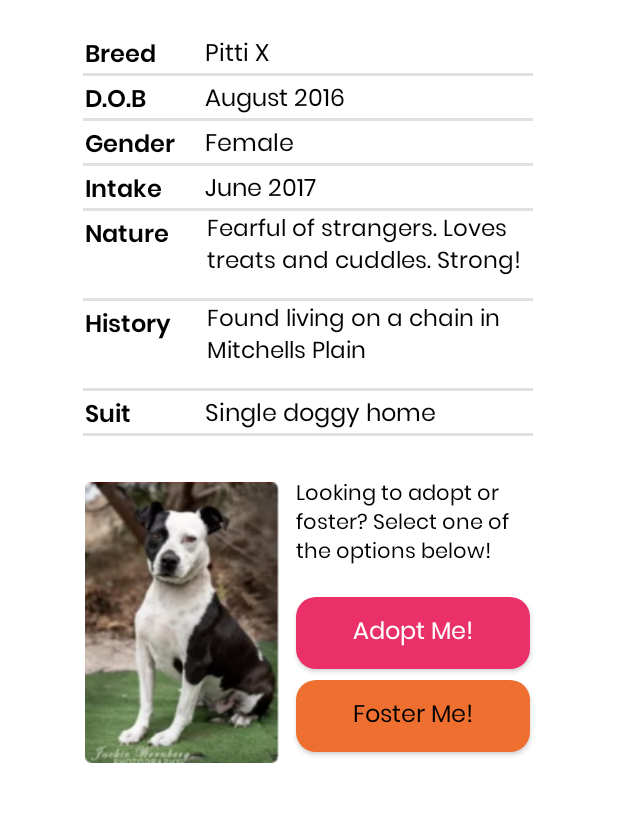
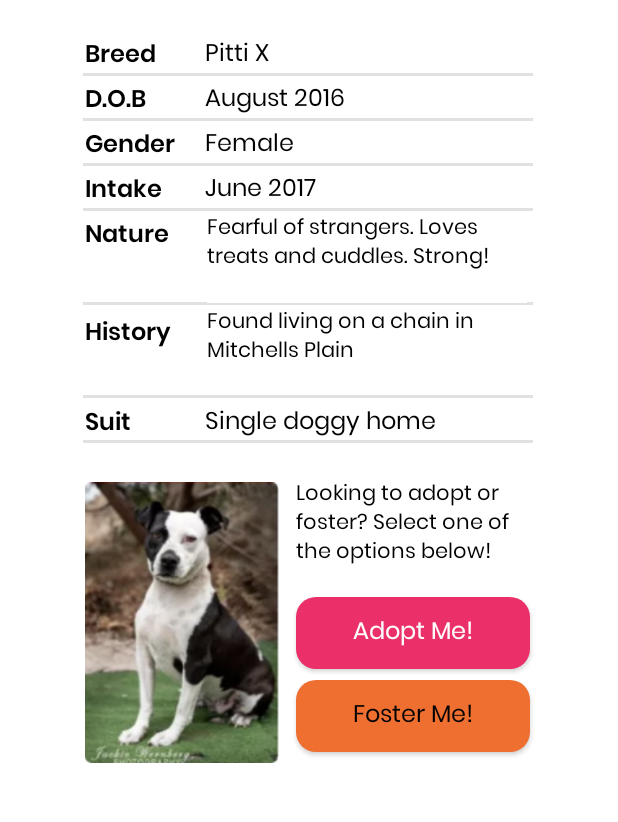
Before and after one commit to Compita-FA/FallenAngels, an Android app: the layout layout_view_dog.xml on its own in the app's theme, with its tools: preview values and no code run, on a phone screen of 412 x 824 dp, the part 78-900 px from its top. Run offline under Robolectric (Android 15) with nearby library versions, the phone set to English and light mode, and no system bars.

Commit message:
image views

```diff
--- a/app/build.gradle
+++ b/app/build.gradle
@@ -38,6 +38,7 @@ dependencies {
     implementation 'com.google.firebase:firebase-auth:21.0.8'
     implementation 'com.google.firebase:firebase-database:20.0.6'
     implementation 'androidx.gridlayout:gridlayout:1.0.0'
+    implementation 'com.google.firebase:firebase-storage:20.1.0'
     testImplementation 'junit:junit:4.13.2'
     androidTestImplementation 'androidx.test.ext:junit:1.1.3'
     androidTestImplementation 'androidx.test.espresso:espresso-core:3.4.0'
--- a/app/src/main/res/drawable/btn_black_rounded.xml
+++ b/app/src/main/res/drawable/btn_black_rounded.xml
@@ -1,5 +1,5 @@
 <?xml version="1.0" encoding="utf-8"?>
 <shape xmlns:android="http://schemas.android.com/apk/res/android" android:shape="rectangle">
  <solid android:color="@color/black"/>
-    <corners android:radius="20dp"/>
+    <corners android:radius="13dp"/>
 </shape>
--- a/app/src/main/res/layout/cardview_dog_profile.xml
+++ b/app/src/main/res/layout/cardview_dog_profile.xml
@@ -16,7 +16,7 @@
         android:orientation="vertical">
 
         <ImageView
-            android:id="@+id/imageView26"
+            android:id="@+id/imgCardDog"
             android:layout_width="162dp"
             android:layout_height="208dp"
             android:layout_gravity="center_horizontal"
--- a/app/src/main/res/layout/layout_view_dog.xml
+++ b/app/src/main/res/layout/layout_view_dog.xml
@@ -116,7 +116,7 @@
                 android:layout_width="wrap_content"
                 android:layout_height="wrap_content"
                 android:layout_marginStart="100dp"
-                android:layout_marginTop="260dp"
+                android:layout_marginTop="265dp"
                 android:fontFamily="@font/poppins_regular"
                 android:text="Single doggy home"
                 android:textColor="@color/black"
@@ -207,7 +207,7 @@
                 android:layout_width="300dp"
                 android:layout_height="2dp"
                 android:layout_gravity="center_horizontal"
-                android:layout_marginTop="195dp"
+                android:layout_marginTop="198dp"
                 android:background="@color/custom_light_grey"
                 android:layoutDirection="inherit" />
 
@@ -216,7 +216,7 @@
                 android:layout_width="wrap_content"
                 android:layout_height="wrap_content"
                 android:layout_marginStart="20dp"
-                android:layout_marginTop="200dp"
+                android:layout_marginTop="205dp"
                 android:fontFamily="@font/poppins_semibold"
                 android:text="History"
                 android:textColor="@color/black"
@@ -227,7 +227,7 @@
                 android:layout_width="300dp"
                 android:layout_height="2dp"
                 android:layout_gravity="center_horizontal"
-                android:layout_marginTop="255dp"
+                android:layout_marginTop="260dp"
                 android:background="@color/custom_light_grey"
                 android:layoutDirection="inherit" />
 
@@ -236,7 +236,7 @@
                 android:layout_width="wrap_content"
                 android:layout_height="wrap_content"
                 android:layout_marginStart="20dp"
-                android:layout_marginTop="260dp"
+                android:layout_marginTop="265dp"
                 android:fontFamily="@font/poppins_semibold"
                 android:text="Suit"
                 android:textColor="@color/black"
@@ -247,14 +247,14 @@
                 android:layout_width="300dp"
                 android:layout_height="2dp"
                 android:layout_gravity="center_horizontal"
-                android:layout_marginTop="285dp"
+                android:layout_marginTop="290dp"
                 android:background="@color/custom_light_grey"
                 android:layoutDirection="inherit" />
 
             <EditText
                 android:id="@+id/txtNature"
                 android:layout_width="213dp"
-                android:layout_height="58dp"
+                android:layout_height="61dp"
                 android:layout_marginStart="101dp"
                 android:layout_marginTop="137dp"
                 android:background="@color/white"
@@ -266,14 +266,14 @@
                 android:lines="3"
                 android:text="Fearful of strangers. Loves treats and cuddles. Strong!"
                 android:textColor="@color/black"
-                android:textSize="15sp" />
+                android:textSize="14sp" />
 
             <EditText
                 android:id="@+id/txtHistory"
                 android:layout_width="213dp"
-                android:layout_height="58dp"
+                android:layout_height="60dp"
                 android:layout_marginStart="101dp"
-                android:layout_marginTop="197dp"
+                android:layout_marginTop="200dp"
                 android:background="@color/white"
                 android:ems="10"
                 android:enabled="false"
@@ -283,12 +283,12 @@
                 android:lines="3"
                 android:text="Found living on a chain in Mitchells Plain"
                 android:textColor="@color/black"
-                android:textSize="15sp" />
+                android:textSize="14sp" />
 
         </FrameLayout>
 
         <ImageView
-            android:id="@+id/imageView27"
+            android:id="@+id/imgViewDog"
             android:layout_width="129dp"
             android:layout_height="194dp"
             android:layout_marginStart="20dp"
```
Also changed, not shown: app/src/main/java/com/example/fallenangels/adoption/MainAdoptFragment.java (+62 -11 lines), app/src/main/java/com/example/fallenangels/adoption/dogObject/Dogs.java (+7 -7 lines).
